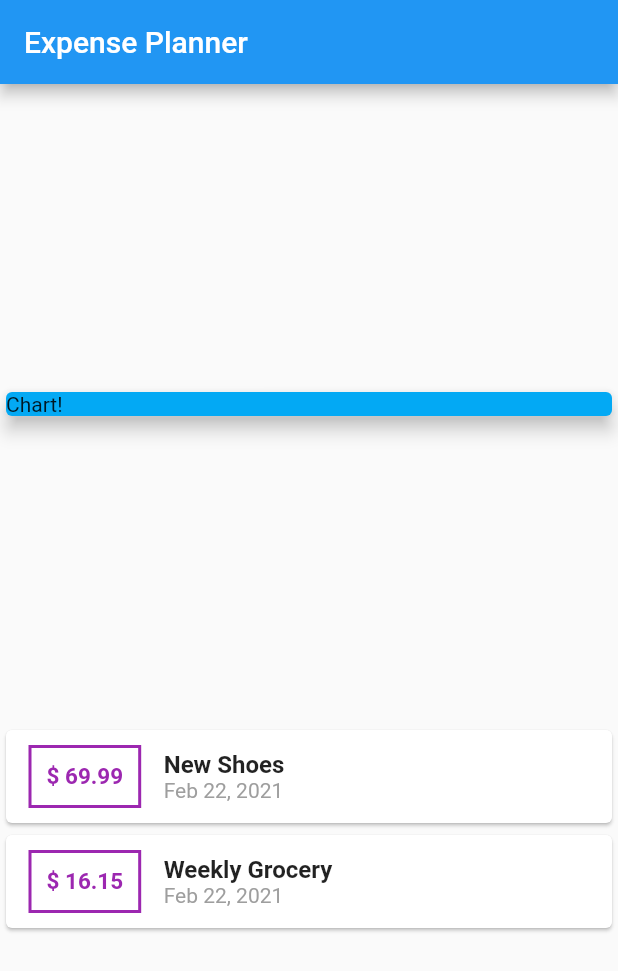
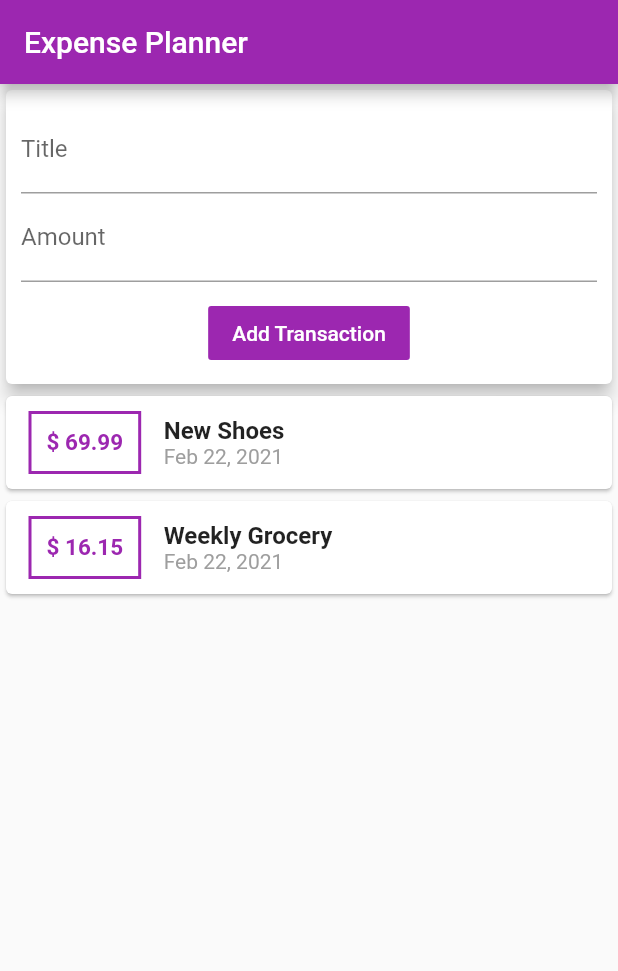
Before and after one commit to agrwl-prankit/Expense_Planner, a Flutter app: the screen it shows after launch, on a phone screen of 412 x 824 dp. Shown: the top 971 px of the screen. Run offline on Flutter 3.47's test engine with Material 2 defaults, Android fonts, the phone set to English and light mode, and no system bars.

Commit message:
separate widget user_transactions.dart, new_transactions.dart and transaction_list.dart

```diff
--- a/lib/main.dart
+++ b/lib/main.dart
@@ -1,6 +1,8 @@
-import 'package:expense_planner/transaction.dart';
+import 'file:///D:/Flutter_project/expense_planner/lib/model/transaction.dart';
+import 'package:expense_planner/widget/new_transactions.dart';
+import 'package:expense_planner/widget/transaction_list.dart';
+import 'package:expense_planner/widget/user_transactions.dart';
 import 'package:flutter/material.dart';
-import 'package:intl/intl.dart';
 
 void main() => runApp(MyApp());
 
@@ -15,73 +17,22 @@ class MyApp extends StatelessWidget {
 }
 
 class MyHomePage extends StatelessWidget {
-  final List<Transaction> transactions = [
-    Transaction('t1', 'New Shoes', 69.99, DateTime.now()),
-    Transaction('t2', 'Weekly Grocery', 16.15, DateTime.now())
-  ];
+  final List<Transaction> transactions = [];
+  final titleController = TextEditingController();
+  final amountController = TextEditingController();
 
   @override
   Widget build(BuildContext context) {
     return Scaffold(
       appBar: AppBar(
         title: Text('Expense Planner'),
+        backgroundColor: Colors.purple,
       ),
       body: Column(
-          mainAxisAlignment: MainAxisAlignment.spaceEvenly,
+        //mainAxisAlignment: MainAxisAlignment.spaceEvenly, // for vertically gap between each widgets
         crossAxisAlignment: CrossAxisAlignment.stretch,
-          children: <Widget>[
-            Container(
-              width: double.infinity,
-              child: Card(
-                child: Text('Chart!'),
-                color: Colors.lightBlue,
-                elevation: 5,
-              ),
-            ),
-            Column(
-              children: transactions.map((tx) {
-                return Card(
-                  child: Row(
-                    children: <Widget>[
-                      Container(
-                        margin:
-                            EdgeInsets.symmetric(vertical: 10, horizontal: 15),
-                        decoration: BoxDecoration(
-                            border: Border.all(color: Colors.purple, width: 2)),
-                        padding: EdgeInsets.all(10),
-                        child: Text('\$ ${tx.amount.toString()}',
-                            style: TextStyle(
-                                fontWeight: FontWeight.bold,
-                                fontSize: 15,
-                                color: Colors.purple)),
-                      ),
-                      Column(
-                        crossAxisAlignment: CrossAxisAlignment.start,
-                        children: <Widget>[
-                          Text(tx.title,
-                              style: TextStyle(
-                                  fontSize: 16, fontWeight: FontWeight.bold)),
-                          Text(
-                            DateFormat.yMMMd().format(tx.date),
-                            style: TextStyle(color: Colors.grey),
-                          )
-                        ],
-                      )
-                    ],
+        children: <Widget>[UserTransaction()],
       ),
     );
-              }).toList(),
-            )
-          ],
-        ));
   }
 }
-
-/*
-Container: only 1 child widget, rich alignment and styling options,
-flexible width (parent and child), perfect for custom styling and
-alignment
-Column/Row: multiple child widget, alignment but no styling, always
-takes full available height(column)/ width(row), must use if widget
-sits next to/ above to each other
- */
--- /dev/null
+++ b/lib/widget/new_transactions.dart
@@ -0,0 +1,43 @@
+import 'package:flutter/material.dart';
+
+class NewTransaction extends StatelessWidget {
+  final Function addTx;
+  final titleController = TextEditingController();
+  final amountController = TextEditingController();
+
+  NewTransaction(this.addTx);
+
+  @override
+  Widget build(BuildContext context) {
+    return Card(
+      elevation: 5,
+      child: Container(
+        padding: EdgeInsets.all(10),
+        child: Column(
+          children: <Widget>[
+            TextField(
+              decoration: InputDecoration(labelText: 'Title'),
+              controller: titleController,
+            ),
+            TextField(
+              decoration: InputDecoration(labelText: 'Amount'),
+              controller: amountController,
+            ),
+            Container(
+              margin: EdgeInsets.fromLTRB(0, 10, 0, 0),
+              child: FlatButton(
+                child: Text('Add Transaction'),
+                onPressed: () {
+                  addTx(titleController.text,
+                      double.parse(amountController.text));
+                },
+                color: Colors.purple,
+                textColor: Colors.white,
+              ),
+            )
+          ],
+        ),
+      ),
+    );
+  }
+}
--- /dev/null
+++ b/lib/widget/transaction_list.dart
@@ -0,0 +1,46 @@
+import 'package:expense_planner/model/transaction.dart';
+import 'package:flutter/material.dart';
+import 'package:intl/intl.dart';
+
+class TransactionList extends StatelessWidget {
+  final List<Transaction> transactions;
+
+  TransactionList(this.transactions);
+
+  @override
+  Widget build(BuildContext context) {
+    return Column(
+      children: transactions.map((tx) {
+        return Card(
+          child: Row(
+            children: <Widget>[
+              Container(
+                margin: EdgeInsets.symmetric(vertical: 10, horizontal: 15),
+                decoration: BoxDecoration(
+                    border: Border.all(color: Colors.purple, width: 2)),
+                padding: EdgeInsets.all(10),
+                child: Text('\$ ${tx.amount.toString()}',
+                    style: TextStyle(
+                        fontWeight: FontWeight.bold,
+                        fontSize: 15,
+                        color: Colors.purple)),
+              ),
+              Column(
+                crossAxisAlignment: CrossAxisAlignment.start,
+                children: <Widget>[
+                  Text(tx.title,
+                      style:
+                          TextStyle(fontSize: 16, fontWeight: FontWeight.bold)),
+                  Text(
+                    DateFormat.yMMMd().format(tx.date),
+                    style: TextStyle(color: Colors.grey),
+                  )
+                ],
+              )
+            ],
+          ),
+        );
+      }).toList(),
+    );
+  }
+}
--- /dev/null
+++ b/lib/widget/user_transactions.dart
@@ -0,0 +1,32 @@
+import 'package:expense_planner/model/transaction.dart';
+import 'package:expense_planner/widget/new_transactions.dart';
+import 'package:expense_planner/widget/transaction_list.dart';
+import 'package:flutter/material.dart';
+
+class UserTransaction extends StatefulWidget {
+  @override
+  _UserTransactionState createState() => _UserTransactionState();
+}
+
+class _UserTransactionState extends State<UserTransaction> {
+  final List<Transaction> _userTransaction = [
+    Transaction('t1', 'New Shoes', 69.99, DateTime.now()),
+    Transaction('t2', 'Weekly Grocery', 16.15, DateTime.now())
+  ];
+
+  void _addNewTransaction(String txTitle, double txAmount) {
+    final newTx = Transaction(
+        DateTime.now().toString(), txTitle, txAmount, DateTime.now());
+
+    setState(() {
+      _userTransaction.add(newTx);
+    });
+  }
+
+  @override
+  Widget build(BuildContext context) {
+    return Column(
+      children: <Widget>[NewTransaction(_addNewTransaction), TransactionList(_userTransaction)],
+    );
+  }
+}
```
Also changed, not shown: lib/model/transaction.dart (renamed from lib/transaction.dart). Lines whose indentation alone changed are shown as unchanged.
